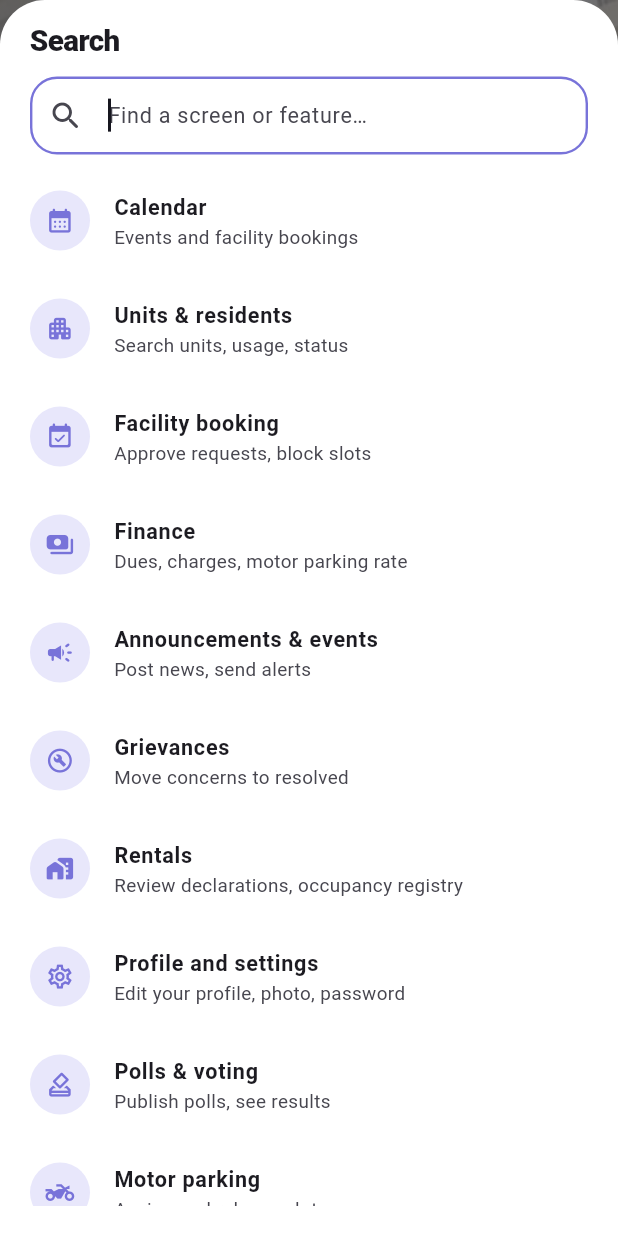
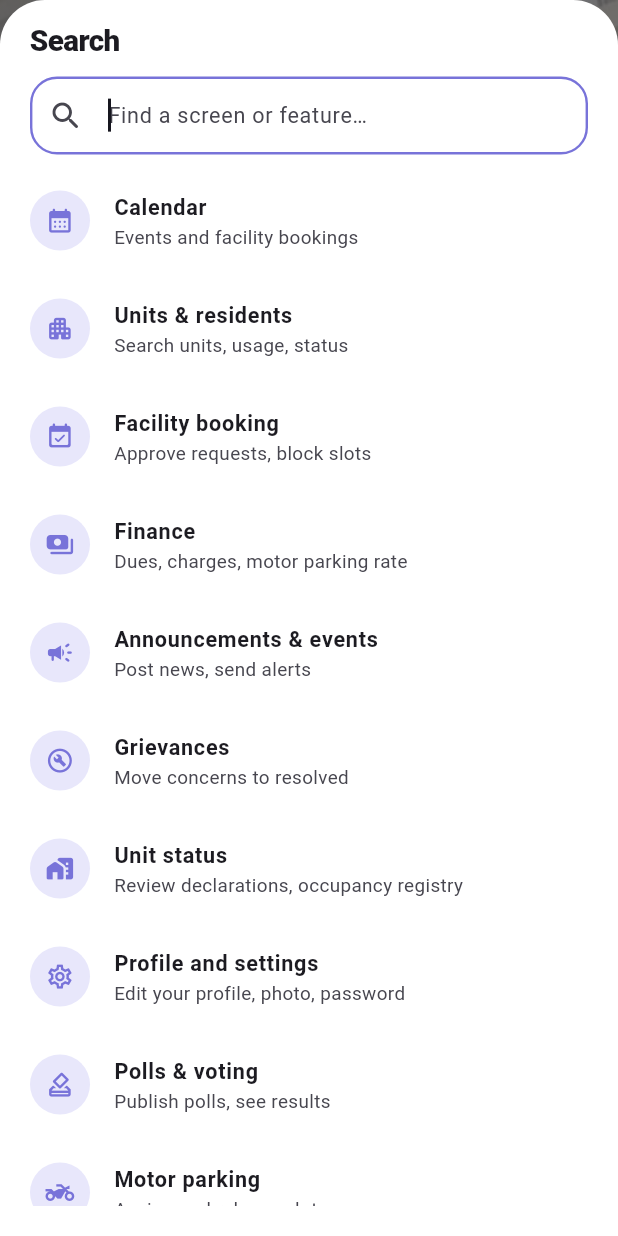
Before and after one commit to mochiematchaaa/residenthub-prototype, a Flutter app: the AdminShell screen opened directly, after a tap on the "search" icon, on a phone screen of 412 x 824 dp. Run offline on Flutter 3.47's test engine with Material 3 defaults, Android fonts, the light colour scheme and no system bars; our stand-ins replace file_picker, supabase_flutter; accounts and stored records are empty.

Commit message:
Rename Unit rentals / Unit Rental to Unit status (website and app)

```diff
--- a/app-src/lib/core/community.dart
+++ b/app-src/lib/core/community.dart
@@ -87,7 +87,7 @@ const directoryFaq = [
   ['When are monthly dues due?', 'Dues are due on the 15th of every month. Your balance and history are under Dues.'],
   [
     'I rent out my unit. What do I need to do?',
-    'Open Unit Rental and tell us how your unit is used. Long-term leases are saved right away. Short-term rentals and home businesses need the administrator\'s approval.'
+    'Open Unit status and tell us how your unit is used. Long-term leases are saved right away. Short-term rentals and home businesses need the administrator\'s approval.'
   ],
   [
     'How do I request motor parking?',
--- a/app-src/lib/screens/admin/admin_actions.dart
+++ b/app-src/lib/screens/admin/admin_actions.dart
@@ -86,7 +86,7 @@ List<SearchItem> adminSearchItems(BuildContext context) => [
       SearchItem('Finance', 'Dues, charges, motor parking rate', Icons.payments_rounded, () => app.setAdminTab(3)),
       SearchItem('Announcements & events', 'Post news, send alerts', Icons.campaign_rounded, () => go(context, const AdminAnnouncements())),
       SearchItem('Grievances', 'Move concerns to resolved', Icons.build_circle_outlined, () => go(context, const AdminGrievances())),
-      SearchItem('Rentals', 'Review declarations, occupancy registry', Icons.home_work_rounded, () => go(context, const AdminUnitStatus())),
+      SearchItem('Unit status', 'Review declarations, occupancy registry', Icons.home_work_rounded, () => go(context, const AdminUnitStatus())),
       SearchItem('Profile and settings', 'Edit your profile, photo, password', Icons.settings_outlined, () => go(context, const AdminSettings())),
       SearchItem('Polls & voting', 'Publish polls, see results', Icons.how_to_vote_outlined, () => go(context, const AdminPolls())),
       SearchItem('Motor parking', 'Assign and release slots', Icons.two_wheeler_outlined, () => go(context, const AdminParking())),
--- a/app-src/lib/screens/admin/home_screen.dart
+++ b/app-src/lib/screens/admin/home_screen.dart
@@ -40,7 +40,7 @@ class AdminHome extends StatelessWidget {
               ActionPill(Icons.celebration_outlined, 'Add event', () => adminJump(context, 5)),
               ActionPill(Icons.request_quote_outlined, 'Finance', () => adminJump(context, 3)),
               ActionPill(Icons.upload_file_outlined, 'Upload file', () => adminJump(context, 13)),
-              ActionPill(Icons.home_work_outlined, 'Rentals', () => adminJump(context, 12)),
+              ActionPill(Icons.home_work_outlined, 'Unit status', () => adminJump(context, 12)),
             ],
           ),
         ),
@@ -146,7 +146,7 @@ class AdminHome extends StatelessWidget {
                 onTap: () => adminJump(context, 2),
               ),
               ImageTile(
-                title: 'Rentals',
+                title: 'Unit status',
                 metric: '${app.newStatusUpdates}',
                 subtitle: app.newStatusUpdates == 0 ? 'new updates. All caught up' : 'new update(s) from residents',
                 image: 'assets/images/need_units.png',
--- a/app-src/lib/screens/admin/more_screen.dart
+++ b/app-src/lib/screens/admin/more_screen.dart
@@ -51,7 +51,7 @@ class AdminMore extends StatelessWidget {
           ),
           NavTile(
             icon: Icons.home_work_outlined,
-            title: 'Rentals',
+            title: 'Unit status',
             subtitle: app.rentalsToReview > 0
                 ? '${app.rentalsToReview} declaration(s) to review'
                 : app.newStatusUpdates == 0 ? 'State of every unit' : '${app.newStatusUpdates} new update(s) from residents',
--- a/app-src/lib/screens/admin/unit_status_screen.dart
+++ b/app-src/lib/screens/admin/unit_status_screen.dart
@@ -38,7 +38,7 @@ class _AdminUnitStatusState extends State<AdminUnitStatus> {
         final feed = app.statusUpdates.take(6).toList();
         final review = app.units.where((u) => u.needsApproval && u.usageStatus == 'pending').toList();
         return SubPage(
-          title: 'Rentals',
+          title: 'Unit status',
           subtitle: 'The current state of every unit, kept up to date by residents. You can update any unit too.',
           children: [
             PastelCard(
--- a/app-src/lib/screens/resident/home_screen.dart
+++ b/app-src/lib/screens/resident/home_screen.dart
@@ -171,7 +171,7 @@ class ResHome extends StatelessWidget {
                   onTap: () => app.setResTab(2),
                 ),
                 FeatureTile(
-                  title: 'Unit Rental',
+                  title: 'Unit status',
                   metric: statusOf(rec?.usage ?? 'owner').shortLabel,
                   subtitle: rec == null || rec.statusDate.isEmpty ? 'Tell the admin about your unit' : 'Updated ${rec.statusDate}',
                   icon: statusOf(rec?.usage ?? 'owner').icon,
@@ -340,7 +340,7 @@ class ResHome extends StatelessWidget {
         SearchItem('Events', 'Upcoming events, RSVP', Icons.celebration_outlined, () => go(context, const ResEvents())),
         SearchItem('Directory & house rules', 'Contacts, rules, FAQ', Icons.contacts_outlined, () => go(context, const ResDirectory())),
         SearchItem('Documents', 'House rules, forms, minutes', Icons.folder_copy_outlined, () => go(context, const ResDocuments())),
-        SearchItem('Unit Rental', 'Declare how your unit is used', Icons.home_work_rounded, () => go(context, const ResUnitStatus())),
+        SearchItem('Unit status', 'Declare how your unit is used', Icons.home_work_rounded, () => go(context, const ResUnitStatus())),
         SearchItem('Settings', 'Profile, password, dark mode, devices', Icons.settings_outlined, () => go(context, const ResSettings())),
       ];
 }
--- a/app-src/lib/screens/resident/more_screen.dart
+++ b/app-src/lib/screens/resident/more_screen.dart
@@ -64,7 +64,7 @@ class ResMore extends StatelessWidget {
             ),
           NavTile(
             icon: statusOf(rec?.usage ?? 'owner').icon,
-            title: 'Unit Rental',
+            title: 'Unit status',
             subtitle: rec == null ? 'Declare how your unit is used' : 'Now: ${usageLabel(rec.usage)}',
             onTap: () => go(context, const ResUnitStatus()),
           ),
--- a/app-src/lib/screens/resident/unit_status_screen.dart
+++ b/app-src/lib/screens/resident/unit_status_screen.dart
@@ -112,7 +112,7 @@ class _ResUnitStatusState extends State<ResUnitStatus> {
         final history = app.myStatusUpdates;
         final opt = statusOf(sel);
         return SubPage(
-          title: 'Unit Rental',
+          title: 'Unit status',
           subtitle: 'Tell the office how your unit is used, and what they need to know.',
           children: [
             // --- current status
```
Also changed, not shown: 4 other files.
